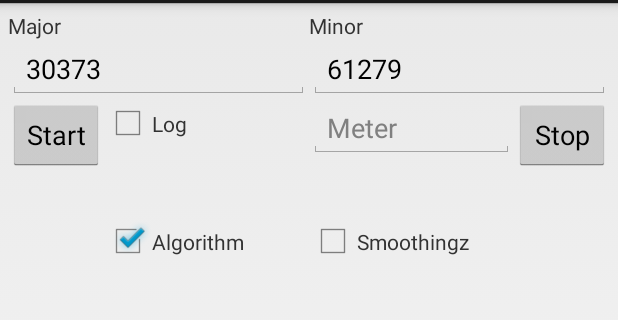
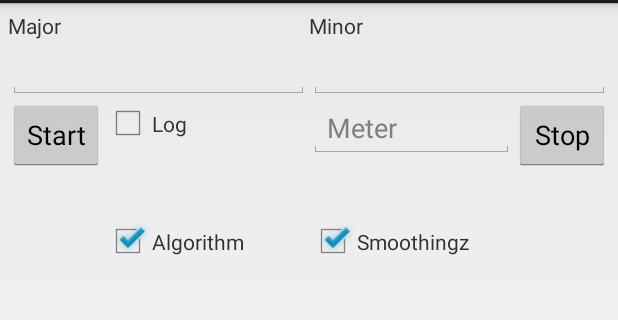
Before and after one commit to JSchonewille/Tester2, an Android app: the screen it shows after launch (MainActivity), on a phone screen of 412 x 824 dp, the part 69-389 px from its top. Run offline under Robolectric (Android 15) with nearby library versions, the phone set to English and light mode, and no system bars.

Commit message:
Removed textfield prefilled text. plz don't fill in major and minor id's. If you want to do it for testing keep it local. Commented the function that would stop bluetooth after stopping a test. It's more convenient to keep bluetooth running for consecutive tests.

```diff
--- a/app/src/main/java/com/example/jeff/tester2/MainActivity.java
+++ b/app/src/main/java/com/example/jeff/tester2/MainActivity.java
@@ -263,7 +263,7 @@ public class MainActivity extends Activity {
     private void StopscanLeDevice() {
 
         bta.stopLeScan(mLeScanCallback);
-        bta.disable();
+        //bta.disable();
 
 
     }
@@ -279,10 +279,10 @@ public class MainActivity extends Activity {
                     loglist.add(input3); // minor
                     loglist.add(input4); // time
                     loglist.add(input5); // RSSI
-                    loglist.add(input6);//Adjusted rssi
+                    loglist.add(input6);//Adjusted RSSI
                     loglist.add(input7); // distance input by user
                     loglist.add(input8); // TX power
-                    loglist.add(input9 + " meter"); // Distance output by program
+                    loglist.add(input9); // Distance output by program
 
                     try {
                         CSV.writeCsvRow(loglist);
--- a/app/src/main/res/layout/activity_main_godlike.xml
+++ b/app/src/main/res/layout/activity_main_godlike.xml
@@ -30,7 +30,7 @@
                 android:layout_height="wrap_content"
                 android:ems="10"
                 android:inputType="number"
-                android:text="30373" />
+                android:text="" />
 
             <RelativeLayout
                 android:layout_width="match_parent"
@@ -91,7 +91,7 @@
                 android:layout_height="wrap_content"
                 android:ems="10"
                 android:inputType="number"
-                android:text="61279" />
+                android:text="" />
 
             <RelativeLayout
                 android:layout_width="match_parent"
@@ -110,6 +110,7 @@
                     android:layout_height="wrap_content"
                     android:layout_toLeftOf="@id/button_Stop"
                     android:ems="10"
+                    android:inputType="number"
                     android:hint="Meter" />
 
                 <CheckBox
@@ -117,6 +118,7 @@
                     android:layout_width="wrap_content"
                     android:layout_height="wrap_content"
                     android:layout_alignStart="@+id/input_Meter"
+                    android:checked="true"
                     android:layout_centerVertical="true" />
 
                 <TextView
```
